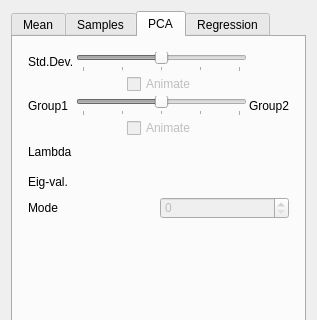
Before: the Qt Designer form Studio/src/Application/Analysis/AnalysisTool.ui in SCIInstitute/ShapeWorks, drawn with Qt 5; both pictures show x 0 to 317 and y 0 to 320 of the 317 by 658 pixel window.
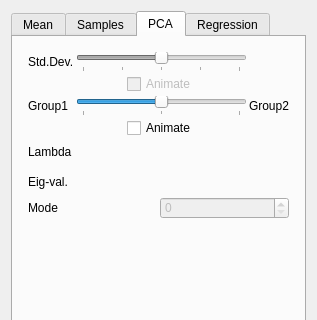
After: the same form once the commit is applied. Custom widgets are drawn as their Qt base class.

Commit message: Group ui elements

The edit to the form file:
```diff
--- a/Studio/src/Application/Analysis/AnalysisTool.ui
+++ b/Studio/src/Application/Analysis/AnalysisTool.ui
@@ -559,14 +559,17 @@
                <item>
                 <widget class="QSlider" name="group_slider">
                  <property name="enabled">
-                  <bool>false</bool>
+                  <bool>true</bool>
                  </property>
                  <property name="minimum">
-                  <number>-20</number>
+                  <number>0</number>
                  </property>
                  <property name="maximum">
                   <number>20</number>
                  </property>
+                 <property name="value">
+                  <number>10</number>
+                 </property>
                  <property name="orientation">
                   <enum>Qt::Horizontal</enum>
                  </property>
@@ -615,7 +618,7 @@
                <item>
                 <widget class="QCheckBox" name="pcaAnimateCheckBox_3">
                  <property name="enabled">
-                  <bool>false</bool>
+                  <bool>true</bool>
                  </property>
                  <property name="text">
                   <string>Animate</string>
```
Left out of the diff: 2 changed lines with no effect on the pictures. The commit also changes 4 other files.
